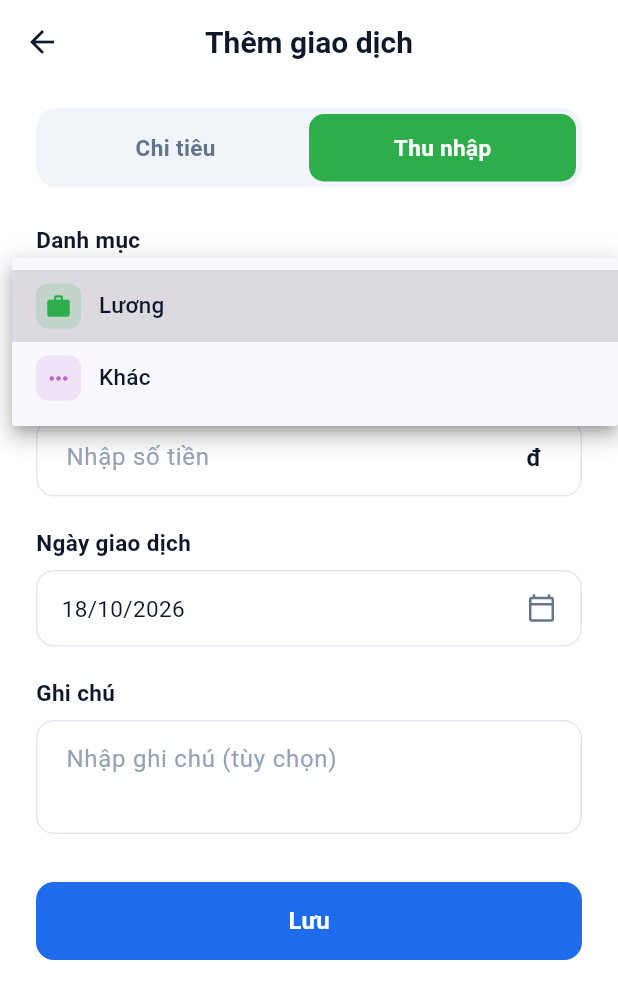
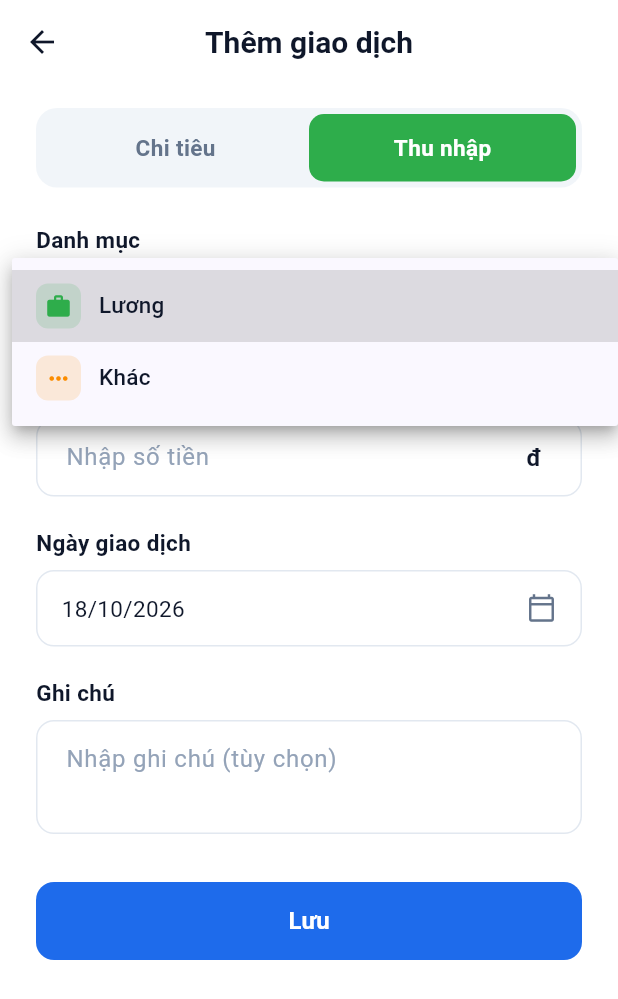
Before and after one commit to tnduckhmt2411011-design/KHMT2411011_TranNguyenDuc_casestudy1, a Flutter app: the ExpenseFormScreen screen opened directly, after a tap on "Thu nhập", after a tap on "Lương", on a phone screen of 412 x 824 dp. Shown: the top 999 px of the screen. Run offline on Flutter 3.47's test engine with Material 3 defaults, Android fonts, the phone set to English and light mode, and no system bars; our stand-ins replace sqflite; accounts and stored records are empty.

Commit message:
fix(ui): phan biet mau sac danh muc hoc tap va khac

```diff
--- a/lib/constants/category_constants.dart
+++ b/lib/constants/category_constants.dart
@@ -20,8 +20,8 @@ class CategoryConstants {
   static const Color colorMuaSam = Color(0xFF26C6DA); // Xanh ngoc / cyan
   static const Color colorLuong = Color(0xFF2EAD4B);  // Xanh la cay
   static const Color colorDiLai = Color(0xFFAB47BC);  // Tim
-  static const Color colorHocTap = Color(0xFF5C6BC0); // Cham / indigo
-  static const Color colorKhac = Color(0xFFBA68C8);   // Tim nhat / hoa ca
+  static const Color colorHocTap = Color(0xFF1E88E5); // Xanh duong (theo cham Hoc tap man 6)
+  static const Color colorKhac = Color(0xFFFB8C00);   // Vang cam (theo mau phan biet tren bieu do man 6)
 
   // Danh muc chi tieu theo dung anh tham chieu
   static const List<CategoryItem> expenseCategories = [
```
